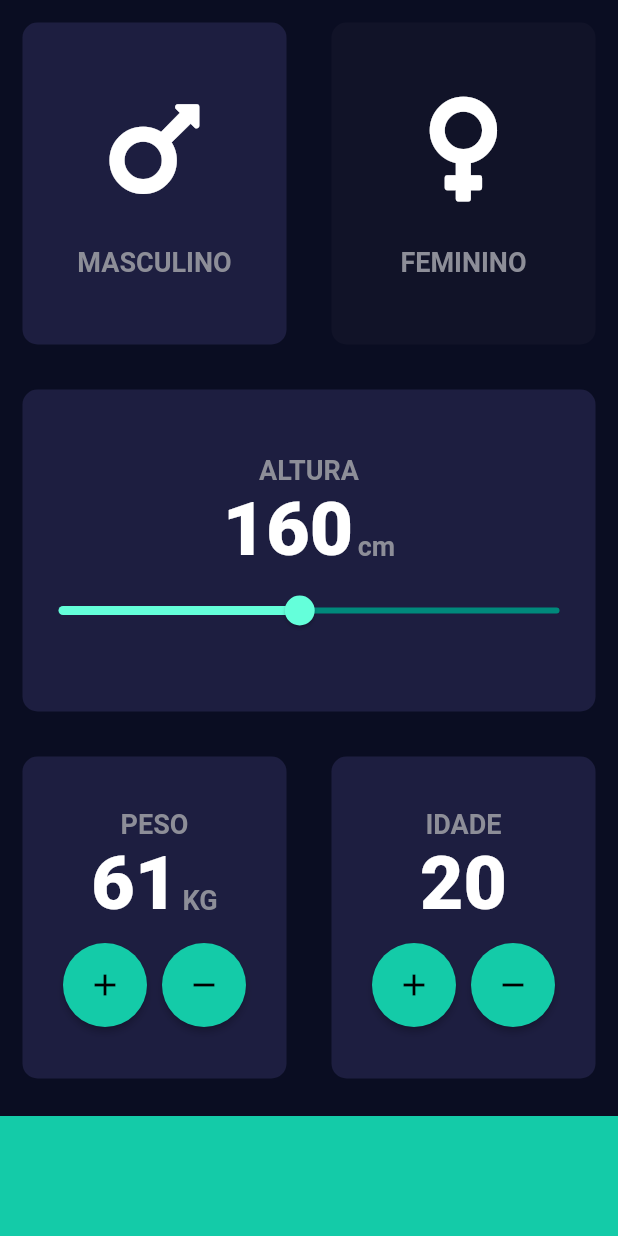
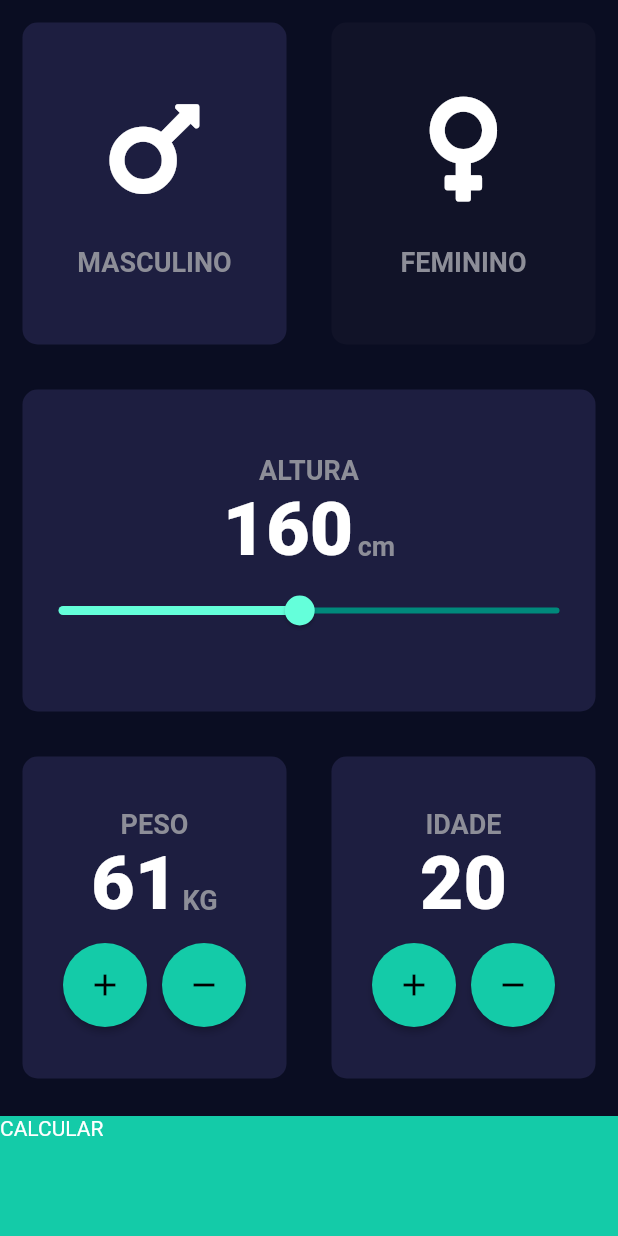
Before and after one commit to Esan2019/Flutter-BMI-Calculator, a Flutter app: the screen it shows after launch, after a tap on the "add" icon, on a phone screen of 412 x 824 dp. Run offline on Flutter 3.47's test engine with Material 2 defaults, Android fonts, the phone set to English and light mode, and no system bars; our stand-ins replace font_awesome_flutter.

```diff
--- a/lib/input_page.dart
+++ b/lib/input_page.dart
@@ -185,11 +185,17 @@ class _InputPageState extends State<InputPage> {
                   ],
                 ),
               ),
-              Container(
-                color: kButtonColor,
-                width: double.infinity,
-                height: 80.0,
-                margin: EdgeInsets.only(top: 10.0),
+              GestureDetector(
+                onTap: () {
+                  Navigator.pushNamed(context, 'result');
+                },
+                child: Container(
+                  child: Text('CALCULAR'),
+                  color: kButtonColor,
+                  width: double.infinity,
+                  height: 80.0,
+                  margin: EdgeInsets.only(top: 10.0),
+                ),
               )
             ],
           ),
--- a/lib/main.dart
+++ b/lib/main.dart
@@ -1,3 +1,4 @@
+import 'package:bmi_calculator/results_page.dart';
 import 'package:flutter/material.dart';
 
 import 'input_page.dart';
@@ -10,11 +11,15 @@ class BmiCalculator extends StatelessWidget {
   @override
   Widget build(BuildContext context) {
     return MaterialApp(
+      routes: {
+        'input': (context) => InputPage(),
+        'result': (context) => ResultsPage()
+      },
       theme: ThemeData.dark().copyWith(
         primaryColor: Color(0xff0a0d22),
         scaffoldBackgroundColor: Color(0xff0a0d22),
       ),
-      home: InputPage(),
+      initialRoute: 'input',
     );
   }
 }
```
Also changed, not shown: lib/results_page.dart (added, +13 -0 lines).
